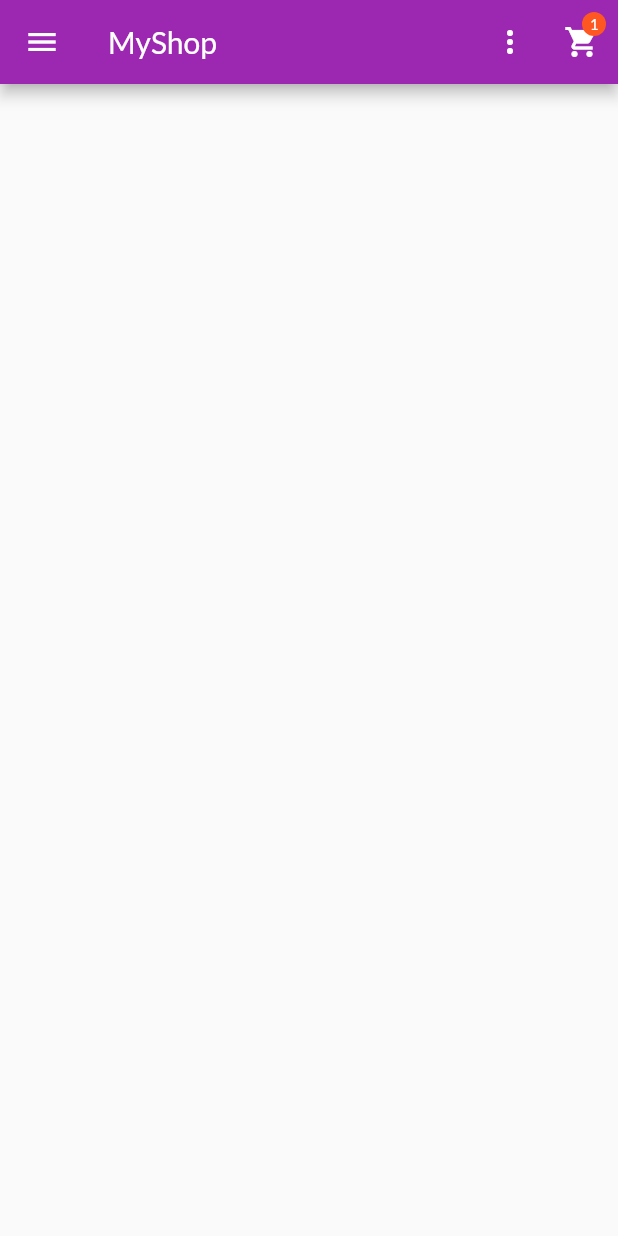
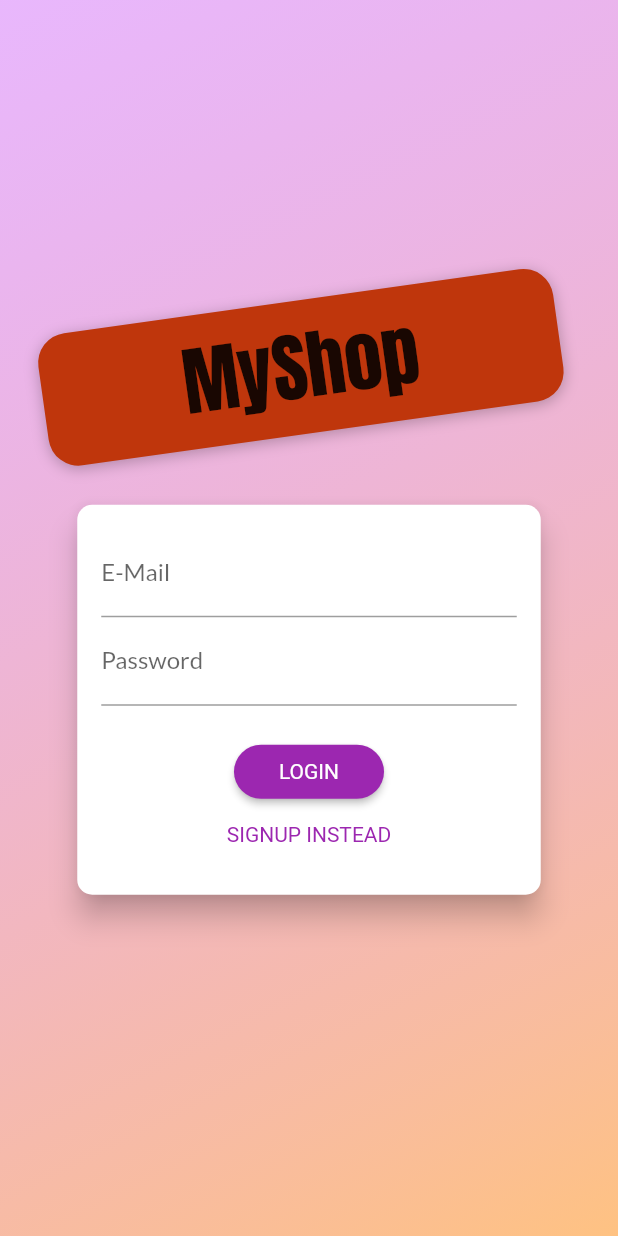
Before and after one commit to DongBichThucNuB1910560/Myshop_uddd, a Flutter app: the screen it shows after launch, on a phone screen of 412 x 824 dp. Run offline on Flutter 3.47's test engine with Material 2 defaults, Android fonts, the phone set to English and light mode, and no system bars; our stand-ins replace flutter_dotenv, shared_preferences.

```diff
--- a/lib/main.dart
+++ b/lib/main.dart
@@ -1,7 +1,6 @@
 import 'package:flutter/material.dart';
-import 'package:myshop/ui/orders/orders_screen.dart';
+import 'package:flutter_dotenv/flutter_dotenv.dart';
 import 'package:myshop/ui/products/edit_product_screen.dart';
-import 'package:myshop/ui/products/user_products_screen.dart';
 import 'package:provider/provider.dart';
 import 'ui/screens.dart';
 
@@ -12,7 +11,8 @@ import 'ui/screens.dart';
 // import 'ui/cart/cart_screen.dart';
 // import 'ui/orders/orders_screen.dart';
 
-void main() {
+Future<void> main() async {
+  await dotenv.load();
   runApp(const MyApp());
 }
 
@@ -24,6 +24,9 @@ class MyApp extends StatelessWidget {
     return MultiProvider(
         providers: [
           ChangeNotifierProvider(
+            create: (context) => AuthManager(),
+          ),
+          ChangeNotifierProvider(
             create: (ctx) => ProductsManager(),
           ),
           ChangeNotifierProvider(
@@ -33,20 +36,34 @@ class MyApp extends StatelessWidget {
             create: (ctx) => OrdersManager(),
           ),
         ],
-      child: MaterialApp(
+        child: Consumer<AuthManager>(
+          builder: (ctx, authManager, child) {
+            return MaterialApp(
               title: 'My Shop',
               debugShowCheckedModeBanner: false,
               theme: ThemeData(
                   fontFamily: 'Lato',
                   colorScheme:
-                ColorScheme.fromSwatch(primarySwatch: Colors.purple).copyWith(
+                      ColorScheme.fromSwatch(primarySwatch: Colors.purple)
+                          .copyWith(
                     secondary: Colors.deepOrange,
                   )),
-        home: const ProductsOverviewScreen(),
+              home: authManager.isAuth
+                  ? const ProductsOverviewScreen()
+                  : FutureBuilder(
+                      future: authManager.tryAutoLogin(),
+                      builder: (ctx, snapshot) {
+                        return snapshot.connectionState ==
+                                ConnectionState.waiting
+                            ? const SplashScreen()
+                            : const AuthScreen();
+                      },
+                    ),
               routes: {
                 CartScreen.routeName: (ctx) => const CartScreen(),
                 OrderScreen.routeName: (ctx) => const OrderScreen(),
-          UserProductsScreen.routeName: (ctx) => const UserProductsScreen(),
+                UserProductsScreen.routeName: (ctx) =>
+                    const UserProductsScreen(),
               },
               onGenerateRoute: (settings) {
                 if (settings.name == ProductDetailScreen.routeName) {
@@ -65,15 +82,18 @@ class MyApp extends StatelessWidget {
                   return MaterialPageRoute(
                     builder: (ctx) {
                       return EditProductScreen(
-                  productId != null ?
-                  ctx.read<ProductsManager>().findById(productId):null,
+                        productId != null
+                            ? ctx.read<ProductsManager>().findById(productId)
+                            : null,
                       );
                     },
                   );
                 }
                 return null;
               },
-      ),
+            );
+          },
+        )
       );
   }
 }
--- /dev/null
+++ b/lib/models/auth_token.dart
@@ -0,0 +1,48 @@
+class AuthToken {
+  final String _token;
+  final String _userId;
+  final DateTime _expiryDate;
+
+  AuthToken({
+    token,
+    userId,
+    expiryDate,
+  })  : _token = token,
+        _userId = userId,
+        _expiryDate = expiryDate;
+
+  bool get isValid {
+    return token != null;
+  }
+
+  String? get token {
+    if (_expiryDate.isAfter(DateTime.now())) {
+      return _token;
+    }
+    return null;
+  }
+
+  String get userId {
+    return _userId;
+  }
+
+  DateTime get expiryDate {
+    return _expiryDate;
+  }
+
+  Map<String, dynamic> toJson() {
+    return {
+      'authToken': _token,
+      'userId': _userId,
+      'expiryDate': _expiryDate.toIso8601String(),
+    };
+  }
+
+  static AuthToken fromJson(Map<String, dynamic> json) {
+    return AuthToken(
+      token: json['authToken'],
+      userId: json['userId'],
+      expiryDate: DateTime.parse(json['expiryDate']),
+    );
+  }
+}
--- /dev/null
+++ b/lib/models/http_exception.dart
@@ -0,0 +1,30 @@
+class HttpException implements Exception {
+  final String message;
+
+  HttpException(this.message);
+
+  HttpException.firebase(String code)
+      : message = _translateFirebaseErrorCode(code);
+
+  static String _translateFirebaseErrorCode(code) {
+    switch (code) {
+      case 'EMAIL_EXISTS':
+        return 'This email address is already in use';
+      case 'INVALID_EMAIL':
+        return 'This is not a valid email address';
+      case 'WEAK_PASSWORD':
+        return 'This password is too weak';
+      case 'EMAIL_NOT_FOUND':
+        return 'Could not find a user with that email';
+      case 'INVALID_PASSWORD':
+        return 'Invalid password';
+      default:
+        return code;
+    }
+  }
+
+  @override
+  String toString() {
+    return message;
+  }
+}
--- /dev/null
+++ b/lib/ui/auth/app_banner.dart
@@ -0,0 +1,41 @@
+import 'dart:math';
+
+import 'package:flutter/material.dart';
+
+class AppBanner extends StatelessWidget {
+  const AppBanner({
+    Key? key,
+  }) : super(key: key);
+
+  @override
+  Widget build(BuildContext context) {
+    return Container(
+      margin: const EdgeInsets.only(bottom: 20.0),
+      padding: const EdgeInsets.symmetric(
+        vertical: 8.0,
+        horizontal: 94.0,
+      ),
+      transform: Matrix4.rotationZ(-8 * pi / 180)..translate(-10.0),
+      decoration: BoxDecoration(
+        borderRadius: BorderRadius.circular(20),
+        color: Colors.deepOrange.shade900,
+        boxShadow: const [
+          BoxShadow(
+            blurRadius: 8,
+            color: Colors.black26,
+            offset: Offset(0, 2),
+          )
+        ],
+      ),
+      child: Text(
+        'MyShop',
+        style: TextStyle(
+          color: Theme.of(context).textTheme.headline6?.color,
+          fontSize: 50,
+          fontFamily: 'Anton',
+          fontWeight: FontWeight.normal,
+        ),
+      ),
+    );
+  }
+}
--- /dev/null
+++ b/lib/ui/auth/auth_card.dart
@@ -0,0 +1,198 @@
+import 'package:flutter/material.dart';
+import 'package:provider/provider.dart';
+
+import '../../models/http_exception.dart';
+import '../shared/dialog_utils.dart';
+
+import 'auth_manager.dart';
+
+enum AuthMode { signup, login }
+
+class AuthCard extends StatefulWidget {
+  const AuthCard({
+    super.key,
+  });
+
+  @override
+  State<AuthCard> createState() => _AuthCardState();
+}
+
+class _AuthCardState extends State<AuthCard> {
+  final GlobalKey<FormState> _formKey = GlobalKey();
+  AuthMode _authMode = AuthMode.login;
+  final Map<String, String> _authData = {
+    'email': '',
+    'password': '',
+  };
+  final _isSubmitting = ValueNotifier<bool>(false);
+  final _passwordController = TextEditingController();
+
+  Future<void> _submit() async {
+    if (!_formKey.currentState!.validate()) {
+      return;
+    }
+    _formKey.currentState!.save();
+
+    _isSubmitting.value = true;
+
+    try {
+      if (_authMode == AuthMode.login) {
+        // Log user in
+        await context.read<AuthManager>().login(
+              _authData['email']!,
+              _authData['password']!,
+            );
+      } else {
+        // Sign user up
+        await context.read<AuthManager>().signup(
+              _authData['email']!,
+              _authData['password']!,
+            );
+      }
+    } catch (error) {
+      showErrorDialog(
+          context,
+          (error is HttpException)
+              ? error.toString()
+              : 'Authentication failed');
+    }
+
+    _isSubmitting.value = false;
+  }
+
+  void _switchAuthMode() {
+    if (_authMode == AuthMode.login) {
+      setState(() {
+        _authMode = AuthMode.signup;
+      });
+    } else {
+      setState(() {
+        _authMode = AuthMode.login;
+      });
+    }
+  }
+
+  @override
+  Widget build(BuildContext context) {
+    final deviceSize = MediaQuery.of(context).size;
+    return Card(
+      shape: RoundedRectangleBorder(
+        borderRadius: BorderRadius.circular(10.0),
+      ),
+      elevation: 8.0,
+      child: Container(
+        height: _authMode == AuthMode.signup ? 320 : 260,
+        constraints:
+            BoxConstraints(minHeight: _authMode == AuthMode.signup ? 320 : 260),
+        width: deviceSize.width * 0.75,
+        padding: const EdgeInsets.all(16.0),
+        child: Form(
+          key: _formKey,
+          child: SingleChildScrollView(
+            child: Column(
+              children: <Widget>[
+                _buildEmailField(),
+                _buildPasswordField(),
+                if (_authMode == AuthMode.signup) _buildPasswordConfirmField(),
+                const SizedBox(
+                  height: 20,
+                ),
+                ValueListenableBuilder<bool>(
+                  valueListenable: _isSubmitting,
+                  builder: (context, isSubmitting, child) {
+                    if (isSubmitting) {
+                      return const CircularProgressIndicator();
+                    }
+                    return _buildSubmitButton();
+                  },
+                ),
+                _buildAuthModeSwitchButton(),
+              ],
+            ),
+          ),
+        ),
+      ),
+    );
+  }
+
+  Widget _buildAuthModeSwitchButton() {
+    return TextButton(
+      onPressed: _switchAuthMode,
+      style: TextButton.styleFrom(
+        padding: const EdgeInsets.symmetric(horizontal: 30.0, vertical: 4),
+        tapTargetSize: MaterialTapTargetSize.shrinkWrap,
+        textStyle: TextStyle(
+          color: Theme.of(context).primaryColor,
+        ),
+      ),
+      child:
+          Text('${_authMode == AuthMode.login ? 'SIGNUP' : 'LOGIN'} INSTEAD'),
+    );
+  }
+
+  Widget _buildSubmitButton() {
+    return ElevatedButton(
+      onPressed: _submit,
+      style: ElevatedButton.styleFrom(
+        shape: RoundedRectangleBorder(
+          borderRadius: BorderRadius.circular(30),
+        ),
+        // backgroundColor: Theme.of(context).primaryColor,
+        padding: const EdgeInsets.symmetric(horizontal: 30.0, vertical: 8.0),
+        textStyle: TextStyle(
+          color: Theme.of(context).primaryTextTheme.headline6?.color,
+        ),
+      ),
+      child: Text(_authMode == AuthMode.login ? 'LOGIN' : 'SIGN UP'),
+    );
+  }
+
+  Widget _buildPasswordConfirmField() {
+    return TextFormField(
+      enabled: _authMode == AuthMode.signup,
+      decoration: const InputDecoration(labelText: 'Confirm Password'),
+      obscureText: true,
+      validator: _authMode == AuthMode.signup
+          ? (value) {
+              if (value != _passwordController.text) {
+                return 'Passwords do not match!';
+              }
+              return null;
+            }
+          : null,
+    );
+  }
+
+  Widget _buildPasswordField() {
+    return TextFormField(
+      decoration: const InputDecoration(labelText: 'Password'),
+      obscureText: true,
+      controller: _passwordController,
+      validator: (value) {
+        if (value == null || value.length < 5) {
+          return 'Password is too short!';
+        }
+        return null;
+      },
+      onSaved: (value) {
+        _authData['password'] = value!;
+      },
+    );
+  }
+
+  Widget _buildEmailField() {
+    return TextFormField(
+      decoration: const InputDecoration(labelText: 'E-Mail'),
+      keyboardType: TextInputType.emailAddress,
+      validator: (value) {
+        if (value!.isEmpty || !value.contains('@')) {
+          return 'Invalid email!';
+        }
+        return null;
+      },
+      onSaved: (value) {
+        _authData['email'] = value!;
+      },
+    );
+  }
+}
--- /dev/null
+++ b/lib/ui/auth/auth_manager.dart
@@ -0,0 +1,64 @@
+import 'dart:async';
+
+import 'package:flutter/foundation.dart';
+
+import '../../models/auth_token.dart';
+import '../../services/auth_service.dart';
+
+class AuthManager with ChangeNotifier {
+  AuthToken? _authToken;
+  Timer? _authTimer;
+
+  final AuthService _authService = AuthService();
+
+  bool get isAuth {
+    return authToken != null && authToken!.isValid;
+  }
+
+  AuthToken? get authToken {
+    return _authToken;
+  }
+
+  void _setAuthToken(AuthToken token) {
+    _authToken = token;
+    _autoLogout();
+    notifyListeners();
+  }
+
+  Future<void> signup(String email, String password) async {
+    _setAuthToken(await _authService.signup(email, password));
+  }
+
+  Future<void> login(String email, String password) async {
+    _setAuthToken(await _authService.login(email, password));
+  }
+
+  Future<bool> tryAutoLogin() async {
+    final savedToken = await _authService.loadSavedAuthToken();
+    if (savedToken == null) {
+      return false;
+    }
+
+    _setAuthToken(savedToken);
+    return true;
+  }
+
+  Future<void> logout() async {
+    _authToken = null;
+    if (_authTimer != null) {
+      _authTimer!.cancel();
+      _authTimer = null;
+    }
+    notifyListeners();
+    _authService.clearSavedAuthToken();
+  }
+
+  void _autoLogout() {
+    if (_authTimer != null) {
+      _authTimer!.cancel();
+    }
+    final timeToExpiry =
+        _authToken!.expiryDate.difference(DateTime.now()).inSeconds;
+    _authTimer = Timer(Duration(seconds: timeToExpiry), logout);
+  }
+}
--- /dev/null
+++ b/lib/ui/auth/auth_screen.dart
@@ -0,0 +1,54 @@
+import 'package:flutter/material.dart';
+
+import 'auth_card.dart';
+import 'app_banner.dart';
+
+class AuthScreen extends StatelessWidget {
+  static const routeName = '/auth';
+
+  const AuthScreen({super.key});
+
+  @override
+  Widget build(BuildContext context) {
+    final deviceSize = MediaQuery.of(context).size;
+    return Scaffold(
+      // resizeToAvoidBottomInset: false,
+      body: Stack(
+        children: <Widget>[
+          Container(
+            decoration: BoxDecoration(
+              gradient: LinearGradient(
+                colors: [
+                  const Color.fromRGBO(215, 117, 255, 1).withOpacity(0.5),
+                  const Color.fromRGBO(255, 188, 117, 1).withOpacity(0.9),
+                ],
+                begin: Alignment.topLeft,
+                end: Alignment.bottomRight,
+                stops: const [0, 1],
+              ),
+            ),
+          ),
+          SingleChildScrollView(
+            child: SizedBox(
+              height: deviceSize.height,
+              width: deviceSize.width,
+              child: Column(
+                mainAxisAlignment: MainAxisAlignment.center,
+                crossAxisAlignment: CrossAxisAlignment.center,
+                children: <Widget>[
+                  const Flexible(
+                    child: AppBanner(),
+                  ),
+                  Flexible(
+                    flex: deviceSize.width > 600 ? 2 : 1,
+                    child: const AuthCard(),
+                  ),
+                ],
+              ),
+            ),
+          ),
+        ],
+      ),
+    );
+  }
+}
--- a/lib/ui/screens.dart
+++ b/lib/ui/screens.dart
@@ -6,3 +6,6 @@ export 'orders/orders_screen.dart';
 export 'orders/order_manager.dart';
 export 'cart/cart_screen.dart';
 export 'cart/cart_manager.dart';
+export 'auth/auth_screen.dart';
+export 'auth/auth_manager.dart';
+export 'splash_screen.dart';
--- a/pubspec.yaml
+++ b/pubspec.yaml
@@ -30,6 +30,9 @@ dependencies:
   flutter:
     sdk: flutter
   provider: ^6.0.3
+  flutter_dotenv: ^5.0.2
+  http: ^0.13.4
+  shared_preferences: ^2.0.15
   # The following adds the Cupertino Icons font to your application.
   # Use with the CupertinoIcons class for iOS style icons.
   cupertino_icons: ^1.0.2
@@ -52,6 +55,8 @@ dev_dependencies:
 # The following section is specific to Flutter packages.
 flutter:
   uses-material-design: true
+  assets:
+    - .env
   fonts:
     - family: Lato
       fonts:
```
Also changed, not shown: lib/services/auth_service.dart (added, +98 -0 lines), lib/ui/shared/app_drawer.dart (+14 -0 lines), lib/ui/splash_screen.dart (added, +14 -0 lines), pubspec.lock, 1 other file. Lines whose indentation alone changed are shown as unchanged.
